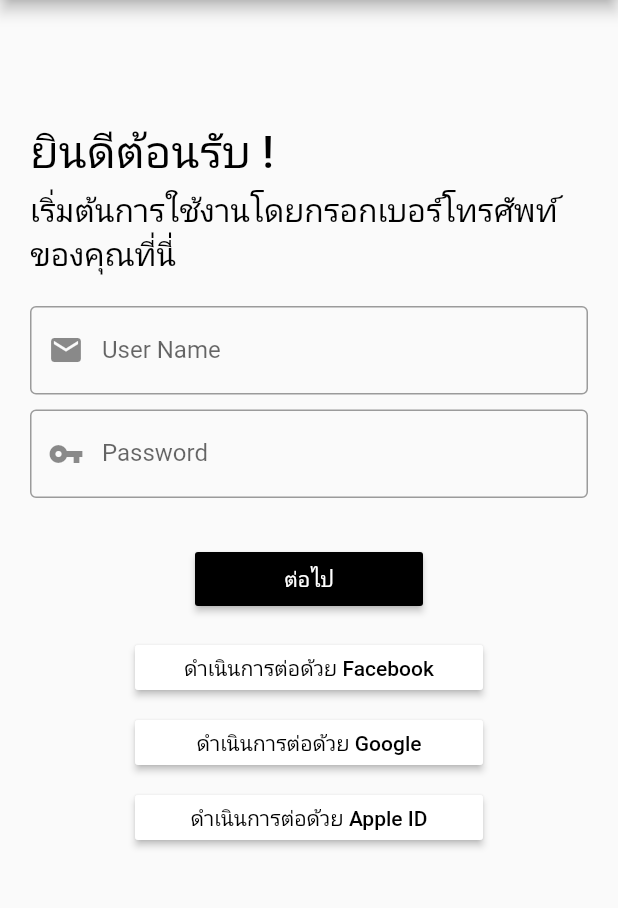
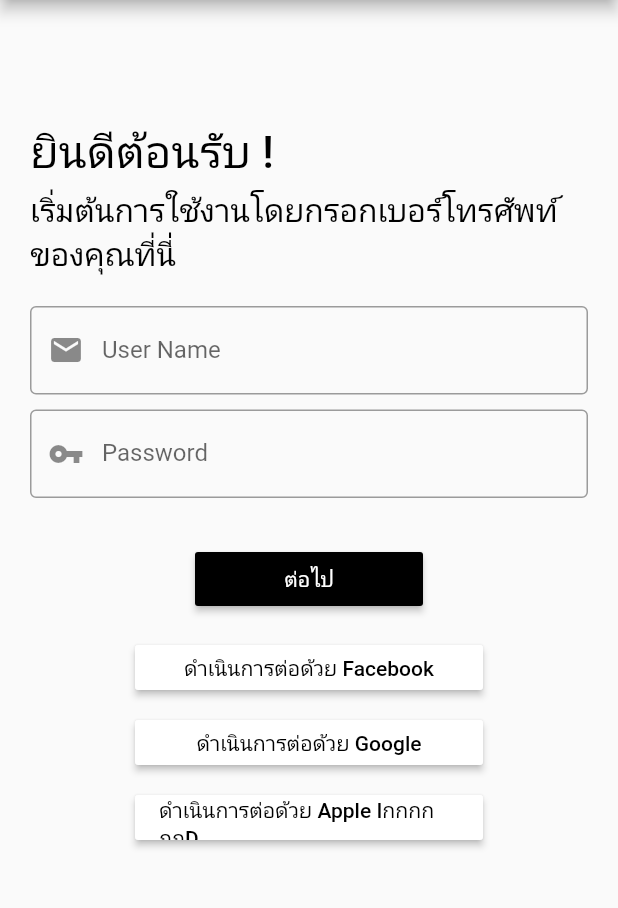
Before and after one commit to lastteleeflags/lastteleeflags, a Flutter app: the screen it shows after launch, on a phone screen of 412 x 824 dp, the part 84-992 px from its top. Run offline on Flutter 3.47's test engine with Material 2 defaults, Android fonts, the phone set to English and light mode, and no system bars; our stand-ins replace geolocator, google_maps_flutter.

Commit message:
ืnew commit

```diff
--- a/WINWIN/lib/app_example/Login_Screen.dart
+++ b/WINWIN/lib/app_example/Login_Screen.dart
@@ -116,7 +116,7 @@ class _State extends State<LoginPage> {
                     child: RaisedButton(
                       textColor: Colors.black,
                       color: Colors.white,
-                      child: Text('ดำเนินการต่อด้วย Apple ID'),
+                      child: Text('ดำเนินการต่อด้วย Apple IกกกกกกD'),
                       onPressed: () {},
                     )),
               ],
```
